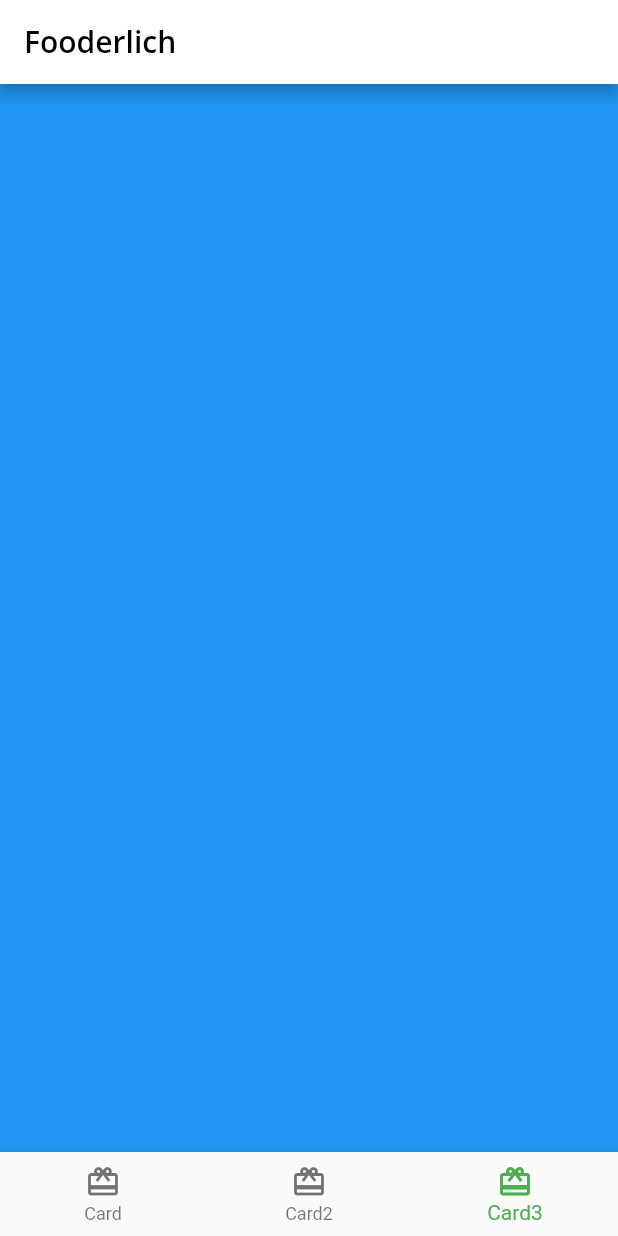
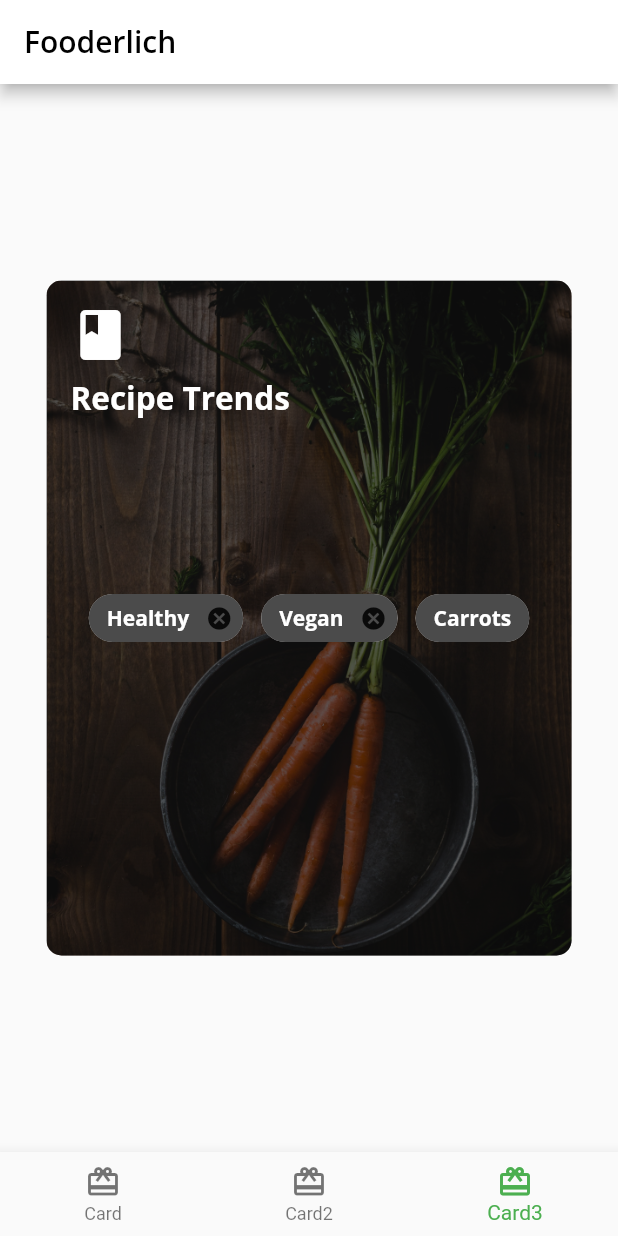
Before and after one commit to ashidiqidimas/fooderlich, a Flutter app: the screen it shows after launch, item 3 of the bottom bar chosen, on a phone screen of 412 x 824 dp. Run offline on Flutter 3.47's test engine with Material 2 defaults, Android fonts, the phone set to English and light mode, and no system bars; our stand-ins replace google_fonts.

Commit message:
Added card3.dart

```diff
--- /dev/null
+++ b/lib/card3.dart
@@ -0,0 +1,94 @@
+import 'package:flutter/material.dart';
+import 'fooderlich_theme.dart';
+
+class Card3 extends StatelessWidget {
+  const Card3({Key? key}) : super(key: key);
+
+  @override
+  Widget build(BuildContext context) {
+    return Center(
+      child: Container(
+        constraints: const BoxConstraints.expand(
+          width: 350,
+          height: 450,
+        ),
+        decoration: const BoxDecoration(
+          image: DecorationImage(
+            image: AssetImage("assets/mag2.png"),
+            fit: BoxFit.cover,
+          ),
+          borderRadius: BorderRadius.all(
+            Radius.circular(10.0),
+          ),
+        ),
+        child: Stack(
+          children: [
+            Container(
+              decoration: BoxDecoration(
+                  color: Colors.black.withOpacity(0.6),
+                  borderRadius: BorderRadius.all(Radius.circular(10))),
+            ),
+            Container(
+              padding: const EdgeInsets.all(16),
+              child: Column(
+                crossAxisAlignment: CrossAxisAlignment.start,
+                children: [
+                  const Icon(
+                    Icons.book,
+                    color: Colors.white,
+                    size: 40,
+                  ),
+                  const SizedBox(
+                    height: 8,
+                  ),
+                  Text(
+                    "Recipe Trends",
+                    style: FooderlichTheme.darkTextTheme.headline2,
+                  ),
+                  const SizedBox(
+                    height: 30,
+                  ),
+                ],
+              ),
+            ),
+            Center(
+              child: Wrap(
+                alignment: WrapAlignment.start,
+                spacing: 12,
+                children: [
+                  Chip(
+                    label: Text(
+                      "Healthy",
+                      style: FooderlichTheme.darkTextTheme.bodyText1,
+                    ),
+                    backgroundColor: Colors.black.withOpacity(0.7),
+                    onDeleted: () {
+                      print("delete");
+                    },
+                  ),
+                  Chip(
+                    label: Text(
+                      'Vegan',
+                      style: FooderlichTheme.darkTextTheme.bodyText1,
+                    ),
+                    backgroundColor: Colors.black.withOpacity(0.7),
+                    onDeleted: () {
+                      print('delete');
+                    },
+                  ),
+                  Chip(
+                    label: Text(
+                      'Carrots',
+                      style: FooderlichTheme.darkTextTheme.bodyText1,
+                    ),
+                    backgroundColor: Colors.black.withOpacity(0.7),
+                  ),
+                ],
+              ),
+            ),
+          ],
+        ),
+      ),
+    );
+  }
+}
--- a/lib/home.dart
+++ b/lib/home.dart
@@ -1,7 +1,9 @@
 import 'package:flutter/material.dart';
 import 'package:fooderlich/card1.dart';
+import 'package:fooderlich/card3.dart';
 import 'card1.dart';
 import 'card2.dart';
+import 'card3.dart';
 
 class Home extends StatefulWidget {
   const Home({Key? key}) : super(key: key);
@@ -16,8 +18,7 @@ class _HomeState extends State<Home> {
   static List<Widget> pages = <Widget>[
     const Card1(),
     const Card2(),
-    // TODO: Replace with Card3
-    Container(color: Colors.blue)
+    const Card3(),
   ];
 
   void _onItemTapped(int index) {
```
